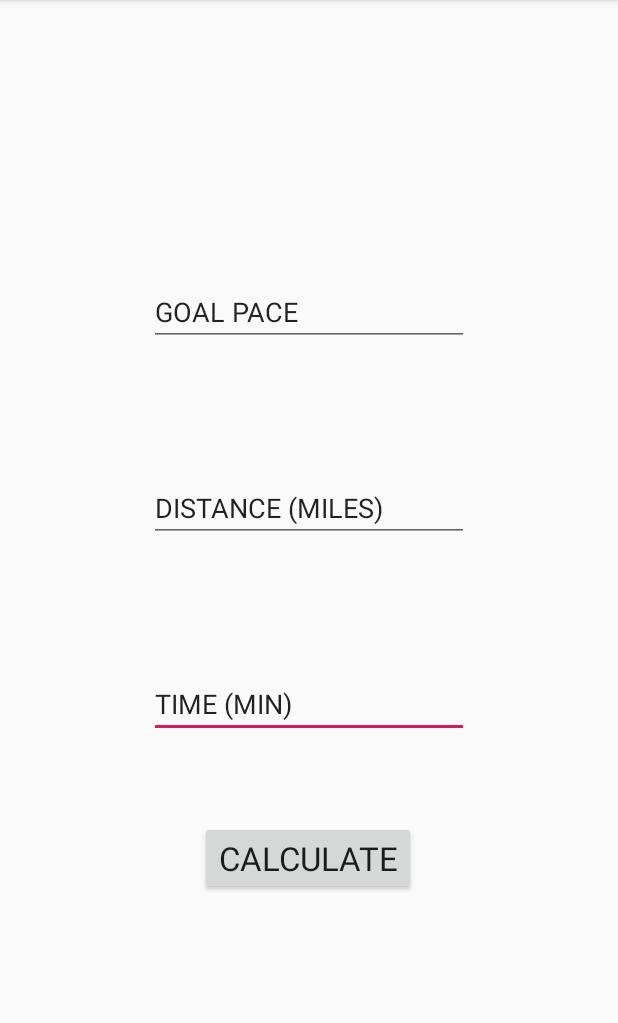
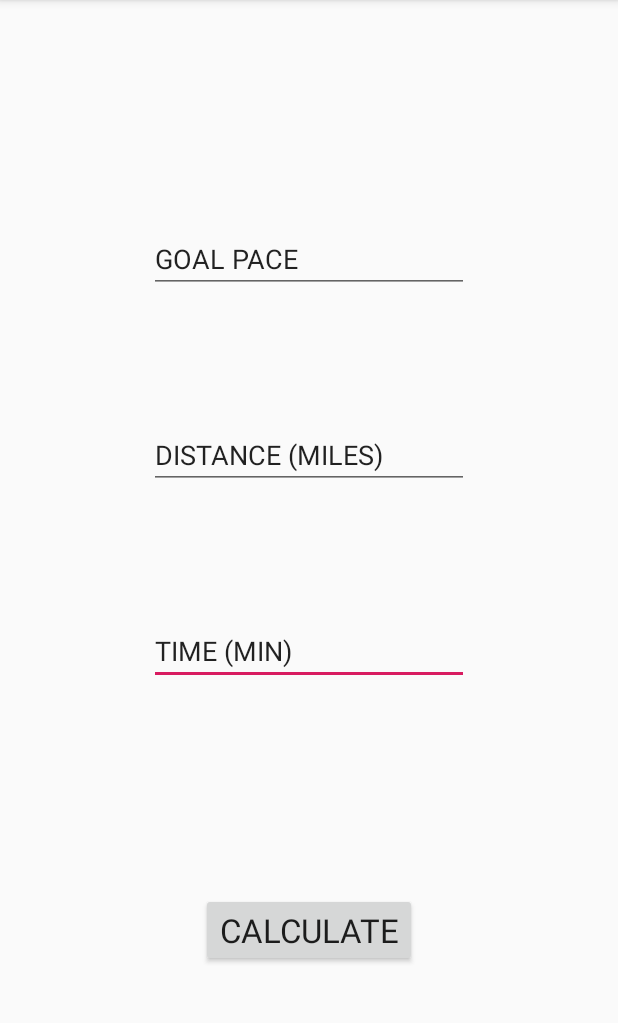
Before and after one commit to jao829/New_Final_Project, an Android app: the CalculateActivity screen opened directly, with no data from a screen before it, on a phone screen of 412 x 824 dp, the part 84-1107 px from its top. Run offline under Robolectric (Android 15) with nearby library versions, the phone set to English and light mode, and no system bars.

Commit message:
layout updated

```diff
--- a/app/src/main/res/layout/activity_calculate.xml
+++ b/app/src/main/res/layout/activity_calculate.xml
@@ -49,6 +49,11 @@
         android:id="@+id/calculate"
         android:layout_width="wrap_content"
         android:layout_height="wrap_content"
+        android:layout_marginStart="99dp"
+        android:layout_marginLeft="99dp"
+        android:layout_marginTop="200dp"
+        android:layout_marginEnd="99dp"
+        android:layout_marginRight="99dp"
         android:text="CALCULATE"
         android:textAppearance="@style/TextAppearance.AppCompat.Large"
         app:layout_constraintBottom_toBottomOf="parent"
@@ -65,7 +70,7 @@
         android:layout_height="wrap_content"
         android:layout_marginStart="99dp"
         android:layout_marginLeft="99dp"
-        android:layout_marginTop="185dp"
+        android:layout_marginTop="150dp"
         android:layout_marginEnd="99dp"
         android:layout_marginRight="99dp"
         android:layout_marginBottom="85dp"
```
